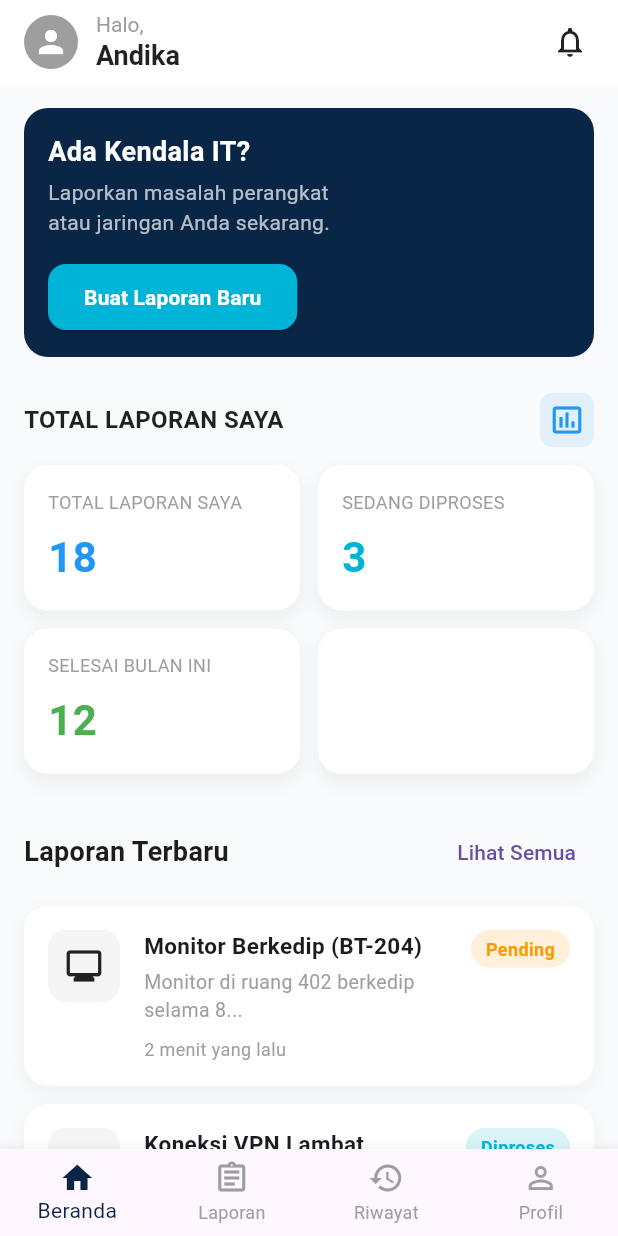
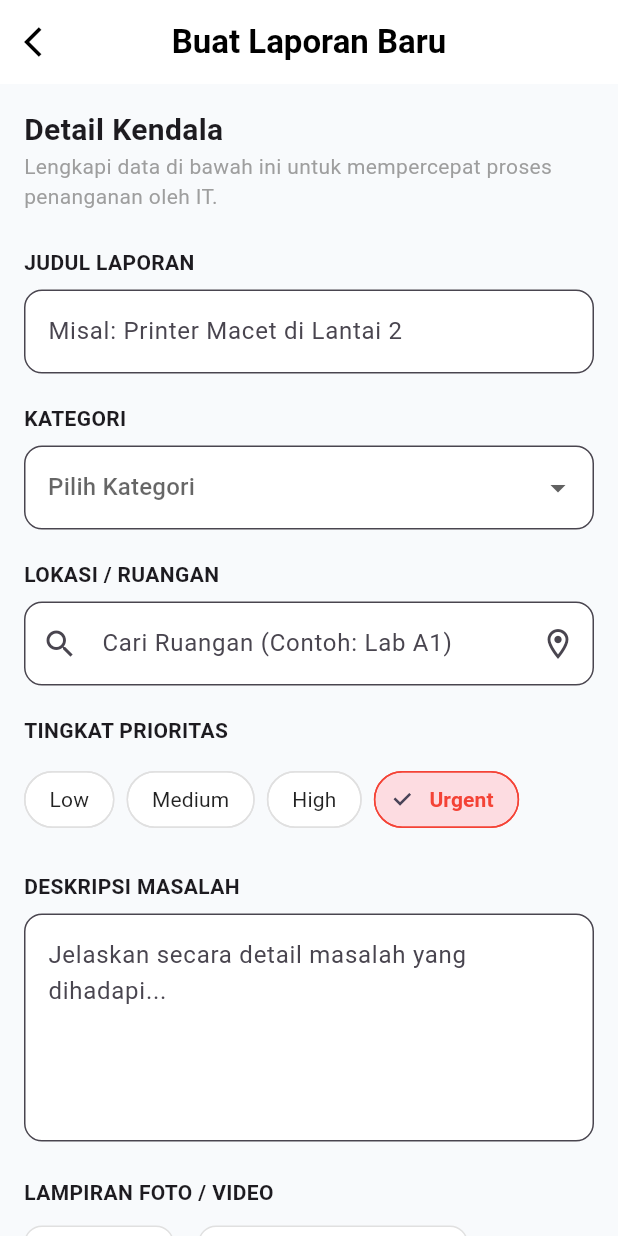
Before and after one commit to niamnl13/laporit-app, a Flutter app: the DashboardUser screen opened directly, after a tap on "Buat Laporan Baru", on a phone screen of 412 x 824 dp. Run offline on Flutter 3.47's test engine with Material 3 defaults, Android fonts, the light colour scheme and no system bars; our stand-ins replace go_router.

Commit message:
feat: tambah halaman buat laporan baru

```diff
--- /dev/null
+++ b/lib/core/router/app_router.dart
@@ -0,0 +1,20 @@
+import 'package:flutter/material.dart';
+import 'package:go_router/go_router.dart';
+import 'package:laporit_app/features/auth/login.dart';
+import 'package:laporit_app/features/user/dashboard_user.dart';
+
+class AppRouter {
+  static final GoRouter router = GoRouter(
+    initialLocation: '/login',
+    routes: [
+      GoRoute(
+        path: '/login',
+        builder: (context, state) => const LoginScreen(),
+      ),
+      GoRoute(
+        path: '/dashboard',
+        builder: (context, state) => const DashboardUser(),
+      ),
+    ],
+  );
+}
--- /dev/null
+++ b/lib/features/user/add_laporan_baru.dart
@@ -0,0 +1,265 @@
+import 'package:flutter/material.dart';
+import 'package:laporit_app/core/constants/app_colors.dart';
+
+class AddLaporanBaru extends StatefulWidget {
+  const AddLaporanBaru({super.key});
+
+  @override
+  State<AddLaporanBaru> createState() => _AddLaporanBaruState();
+}
+
+class _AddLaporanBaruState extends State<AddLaporanBaru> {
+  final TextEditingController _judulController = TextEditingController();
+  final TextEditingController _deskripsiController = TextEditingController();
+  final TextEditingController _lokasiController = TextEditingController();
+
+  String? selectedKategori;
+  String selectedPrioritas = "Urgent";
+
+  final List<String> kategoriList = [
+    "Kerusakan Jaringan",
+    "Kerusakan Fisik Komputer",
+    "Software Error",
+    "Printer / Scanner",
+    "Server",
+    "Email / Office 365",
+    "Lainnya"
+  ];
+
+  @override
+  Widget build(BuildContext context) {
+    return Scaffold(
+      backgroundColor: const Color(0xFFF8FAFC),
+      appBar: AppBar(
+        backgroundColor: Colors.white,
+        elevation: 0,
+        leading: IconButton(
+          icon: const Icon(Icons.arrow_back_ios, color: Colors.black),
+          onPressed: () => Navigator.pop(context),
+        ),
+        title: const Text(
+          "Buat Laporan Baru",
+          style: TextStyle(color: Colors.black, fontWeight: FontWeight.w600),
+        ),
+        centerTitle: true,
+      ),
+      body: SingleChildScrollView(
+        padding: const EdgeInsets.all(16),
+        child: Column(
+          crossAxisAlignment: CrossAxisAlignment.start,
+          children: [
+            // Header
+            const Text(
+              "Detail Kendala",
+              style: TextStyle(fontSize: 20, fontWeight: FontWeight.bold),
+            ),
+            const Text(
+              "Lengkapi data di bawah ini untuk mempercepat proses penanganan oleh IT.",
+              style: TextStyle(fontSize: 14, color: Colors.grey),
+            ),
+            const SizedBox(height: 24),
+
+            // Judul Laporan
+            const Text("JUDUL LAPORAN", style: TextStyle(fontWeight: FontWeight.w600)),
+            const SizedBox(height: 8),
+            TextField(
+              controller: _judulController,
+              decoration: InputDecoration(
+                hintText: "Misal: Printer Macet di Lantai 2",
+                border: OutlineInputBorder(borderRadius: BorderRadius.circular(12)),
+                filled: true,
+                fillColor: Colors.white,
+              ),
+            ),
+            const SizedBox(height: 20),
+
+            // Kategori
+            const Text("KATEGORI", style: TextStyle(fontWeight: FontWeight.w600)),
+            const SizedBox(height: 8),
+            DropdownButtonFormField<String>(
+              value: selectedKategori,
+              hint: const Text("Pilih Kategori"),
+              items: kategoriList.map((String kategori) {
+                return DropdownMenuItem(value: kategori, child: Text(kategori));
+              }).toList(),
+              onChanged: (value) {
+                setState(() => selectedKategori = value);
+              },
+              decoration: InputDecoration(
+                border: OutlineInputBorder(borderRadius: BorderRadius.circular(12)),
+                filled: true,
+                fillColor: Colors.white,
+              ),
+            ),
+            const SizedBox(height: 20),
+
+            // Lokasi / Ruangan
+            const Text("LOKASI / RUANGAN", style: TextStyle(fontWeight: FontWeight.w600)),
+            const SizedBox(height: 8),
+            TextField(
+              controller: _lokasiController,
+              decoration: InputDecoration(
+                hintText: "Cari Ruangan (Contoh: Lab A1)",
+                prefixIcon: const Icon(Icons.search),
+                suffixIcon: const Icon(Icons.location_on_outlined),
+                border: OutlineInputBorder(borderRadius: BorderRadius.circular(12)),
+                filled: true,
+                fillColor: Colors.white,
+              ),
+            ),
+            const SizedBox(height: 20),
+
+            // Tingkat Prioritas
+            const Text("TINGKAT PRIORITAS", style: TextStyle(fontWeight: FontWeight.w600)),
+            const SizedBox(height: 12),
+            Wrap(
+              spacing: 8,
+              children: [
+                _priorityChip("Low", Colors.grey),
+                _priorityChip("Medium", Colors.blue),
+                _priorityChip("High", Colors.orange),
+                _priorityChip("Urgent", Colors.red, isSelected: true),
+              ],
+            ),
+            const SizedBox(height: 24),
+
+            // Deskripsi Masalah
+            const Text("DESKRIPSI MASALAH", style: TextStyle(fontWeight: FontWeight.w600)),
+            const SizedBox(height: 8),
+            TextField(
+              controller: _deskripsiController,
+              maxLines: 5,
+              decoration: InputDecoration(
+                hintText: "Jelaskan secara detail masalah yang dihadapi...",
+                border: OutlineInputBorder(borderRadius: BorderRadius.circular(12)),
+                filled: true,
+                fillColor: Colors.white,
+              ),
+            ),
+            const SizedBox(height: 24),
+
+            // Lampiran Foto / Video
+            const Text("LAMPIRAN FOTO / VIDEO", style: TextStyle(fontWeight: FontWeight.w600)),
+            const SizedBox(height: 12),
+            Row(
+              children: [
+                // Tombol Kamera
+                GestureDetector(
+                  onTap: () {
+                    // TODO: Buka kamera
+                  },
+                  child: Container(
+                    width: 100,
+                    height: 100,
+                    decoration: BoxDecoration(
+                      color: Colors.white,
+                      borderRadius: BorderRadius.circular(12),
+                      border: Border.all(color: Colors.grey.shade300),
+                    ),
+                    child: const Column(
+                      mainAxisAlignment: MainAxisAlignment.center,
+                      children: [
+                        Icon(Icons.camera_alt, size: 32, color: Colors.grey),
+                        SizedBox(height: 4),
+                        Text("KAMERA", style: TextStyle(fontSize: 12)),
+                      ],
+                    ),
+                  ),
+                ),
+                const SizedBox(width: 16),
+
+                // Upload dari Galeri
+                GestureDetector(
+                  onTap: () {
+                    // TODO: Buka galeri
+                  },
+                  child: Container(
+                    width: 180,
+                    height: 100,
+                    decoration: BoxDecoration(
+                      color: Colors.white,
+                      borderRadius: BorderRadius.circular(12),
+                      border: Border.all(color: Colors.grey.shade300),
+                    ),
+                    child: const Column(
+                      mainAxisAlignment: MainAxisAlignment.center,
+                      children: [
+                        Icon(Icons.cloud_upload_outlined, size: 32, color: Colors.grey),
+                        SizedBox(height: 4),
+                        Text("Unggah dari Galeri", style: TextStyle(fontSize: 12)),
+                        Text("PNG, JPG, MP4 up to 10MB", style: TextStyle(fontSize: 10, color: Colors.grey)),
+                      ],
+                    ),
+                  ),
+                ),
+              ],
+            ),
+
+            const SizedBox(height: 40),
+
+            // Tombol Kirim Laporan
+            SizedBox(
+              width: double.infinity,
+              height: 56,
+              child: ElevatedButton(
+                onPressed: () {
+                  // TODO: Logic kirim laporan
+                  ScaffoldMessenger.of(context).showSnackBar(
+                    const SnackBar(content: Text("Laporan sedang dikirim...")),
+                  );
+                },
+                style: ElevatedButton.styleFrom(
+                  backgroundColor: AppColors.primary,
+                  shape: RoundedRectangleBorder(
+                    borderRadius: BorderRadius.circular(16),
+                  ),
+                ),
+                child: const Row(
+                  mainAxisAlignment: MainAxisAlignment.center,
+                  children: [
+                    Icon(Icons.send, color: Colors.white),
+                    SizedBox(width: 8),
+                    Text(
+                      "Kirim Laporan",
+                      style: TextStyle(fontSize: 18, fontWeight: FontWeight.bold),
+                    ),
+                  ],
+                ),
+              ),
+            ),
+
+            const SizedBox(height: 16),
+
+            const Center(
+              child: Text(
+                "Dengan mengirim, Anda menyetujui Syarat & Ketentuan\npelaporan IT perusahaan.",
+                textAlign: TextAlign.center,
+                style: TextStyle(fontSize: 12, color: Colors.grey),
+              ),
+            ),
+          ],
+        ),
+      ),
+    );
+  }
+
+  Widget _priorityChip(String label, Color color, {bool isSelected = false}) {
+    return ChoiceChip(
+      label: Text(label),
+      selected: isSelected,
+      onSelected: (selected) {
+        setState(() => selectedPrioritas = label);
+      },
+      backgroundColor: Colors.white,
+      selectedColor: color.withOpacity(0.15),
+      labelStyle: TextStyle(
+        color: isSelected ? color : Colors.black87,
+        fontWeight: isSelected ? FontWeight.bold : FontWeight.normal,
+      ),
+      shape: RoundedRectangleBorder(
+        borderRadius: BorderRadius.circular(30),
+        side: BorderSide(color: isSelected ? color : Colors.grey.shade300),
+      ),
+    );
+  }
+}
--- a/lib/features/user/dashboard_user.dart
+++ b/lib/features/user/dashboard_user.dart
@@ -1,6 +1,6 @@
 import 'package:flutter/material.dart';
 import 'package:laporit_app/core/constants/app_colors.dart';
-
+import 'package:laporit_app/features/user/add_laporan_baru.dart';
 
 class DashboardUser extends StatefulWidget {
   const DashboardUser({super.key});
@@ -83,8 +83,14 @@ class _DashboardUserState extends State<DashboardUser> {
                   ),
                   const SizedBox(height: 16),
                   ElevatedButton(
+                    // TODO : Navigasi buat ke laporan baru
                     onPressed: () {
-                      // TODO: Navigasi ke Buat Laporan
+                      Navigator.push(
+                        context,
+                        MaterialPageRoute(
+                          builder: (context) => const AddLaporanBaru(),
+                        ),
+                      );
                     },
                     style: ElevatedButton.styleFrom(
                       backgroundColor: const Color(0xFF00B4D8),
--- a/lib/main.dart
+++ b/lib/main.dart
@@ -1,7 +1,8 @@
 import 'package:flutter/material.dart';
+import 'package:laporit_app/core/router/app_router.dart';
 import 'package:laporit_app/features/auth/login.dart';
 import 'package:laporit_app/features/user/dashboard_user.dart';
-
+import 'package:laporit_app/features/user/add_laporan_baru.dart';
 
 void main() {
   runApp(const MyApp());
```
